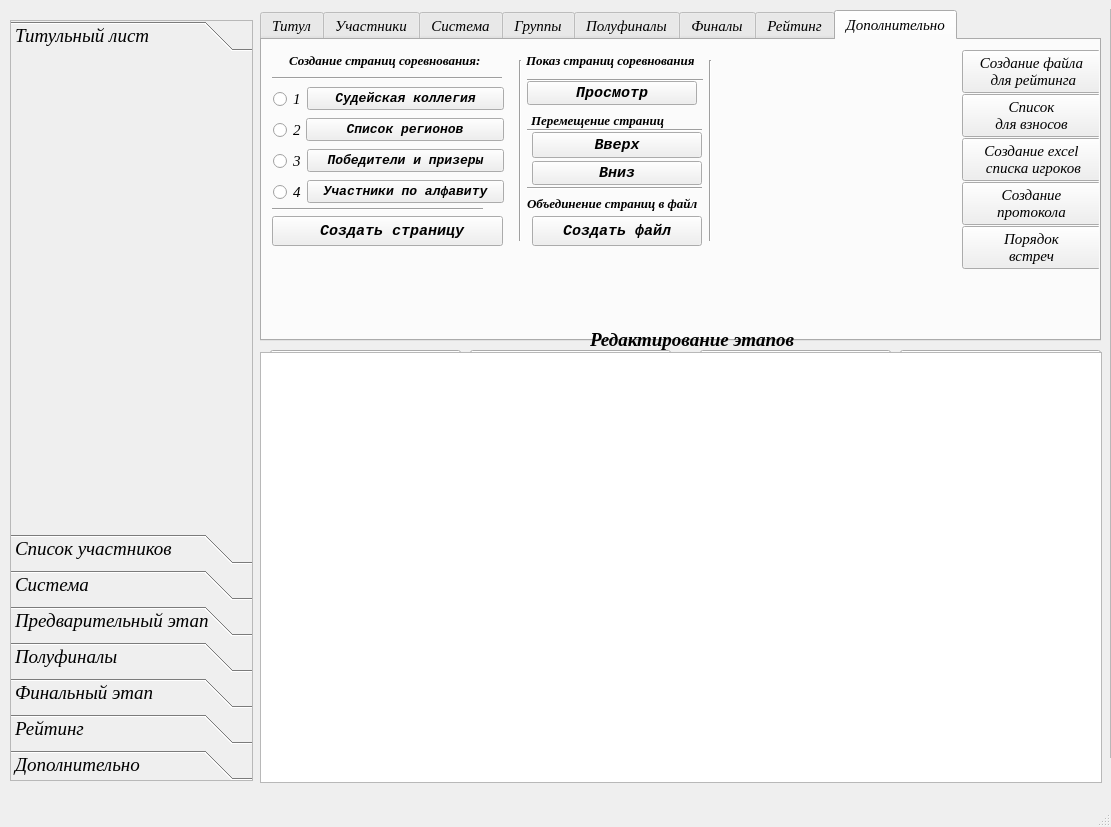
The window that UI/main_window.ui (Kaspar0810/Competitions_TT_SQL) describes before a commit, drawn with Qt 5.
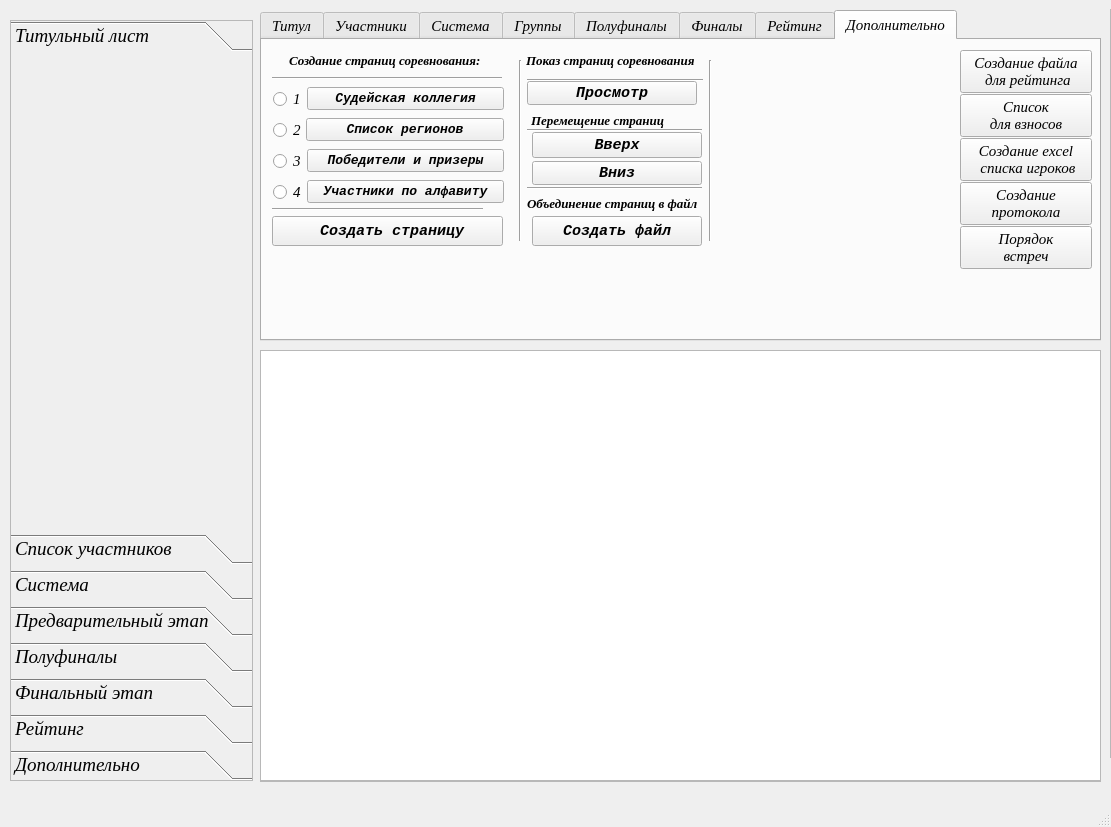
The same window after the commit. The open tabs and pages were chosen to show the change.

Commit message: правка формы

Patch:
```diff
--- a/UI/main_window.ui
+++ b/UI/main_window.ui
@@ -4387,9 +4387,9 @@
      <widget class="QWidget" name="layoutWidget">
       <property name="geometry">
        <rect>
-        <x>700</x>
+        <x>698</x>
         <y>10</y>
-        <width>139</width>
+        <width>132</width>
         <height>221</height>
        </rect>
       </property>
@@ -7354,174 +7354,177 @@
      <enum>Qt::DashDotLine</enum>
     </property>
    </widget>
-   <widget class="QComboBox" name="comboBox_first_group">
+   <widget class="QTableView" name="tableView">
     <property name="geometry">
      <rect>
-      <x>470</x>
-      <y>350</y>
-      <width>201</width>
-      <height>26</height>
+      <x>260</x>
+      <y>351</y>
+      <width>841</width>
+      <height>431</height>
      </rect>
     </property>
-    <property name="font">
-     <font>
-      <family>Times New Roman</family>
-      <pointsize>12</pointsize>
-      <italic>true</italic>
-     </font>
-    </property>
    </widget>
-   <widget class="QListWidget" name="listWidget_first_group">
+   <widget class="QWidget" name="widget" native="true">
     <property name="geometry">
      <rect>
-      <x>270</x>
-      <y>379</y>
-      <width>400</width>
-      <height>231</height>
-     </rect>
-    </property>
-    <property name="font">
-     <font>
-      <family>Times New Roman</family>
-      <pointsize>11</pointsize>
-     </font>
-    </property>
-   </widget>
-   <widget class="QListWidget" name="listWidget_second_group">
-    <property name="geometry">
-     <rect>
-      <x>700</x>
-      <y>379</y>
-      <width>400</width>
-      <height>231</height>
-     </rect>
-    </property>
-    <property name="font">
-     <font>
-      <family>Times New Roman</family>
-      <pointsize>11</pointsize>
-     </font>
-    </property>
-   </widget>
-   <widget class="QComboBox" name="comboBox_second_group">
-    <property name="geometry">
-     <rect>
-      <x>900</x>
+      <x>260</x>
       <y>350</y>
-      <width>201</width>
-      <height>26</height>
+      <width>841</width>
+      <height>401</height>
      </rect>
     </property>
-    <property name="font">
-     <font>
-      <family>Times New Roman</family>
-      <pointsize>12</pointsize>
-      <italic>true</italic>
-     </font>
-    </property>
-   </widget>
-   <widget class="QComboBox" name="comboBox_edit_etap1">
-    <property name="geometry">
-     <rect>
-      <x>270</x>
-      <y>350</y>
-      <width>191</width>
-      <height>26</height>
-     </rect>
-    </property>
-    <property name="sizePolicy">
-     <sizepolicy hsizetype="Preferred" vsizetype="Fixed">
-      <horstretch>0</horstretch>
-      <verstretch>0</verstretch>
-     </sizepolicy>
-    </property>
-    <property name="font">
-     <font>
-      <family>Times New Roman</family>
-      <pointsize>12</pointsize>
-      <weight>75</weight>
-      <italic>true</italic>
-      <bold>true</bold>
-     </font>
-    </property>
-   </widget>
-   <widget class="QComboBox" name="comboBox_edit_etap2">
-    <property name="geometry">
-     <rect>
-      <x>700</x>
-      <y>350</y>
-      <width>191</width>
-      <height>26</height>
-     </rect>
-    </property>
-    <property name="font">
-     <font>
-      <family>Times New Roman</family>
-      <pointsize>12</pointsize>
-      <weight>75</weight>
-      <italic>true</italic>
-      <bold>true</bold>
-     </font>
-    </property>
-   </widget>
-   <widget class="QLabel" name="label_57">
-    <property name="geometry">
-     <rect>
-      <x>590</x>
-      <y>330</y>
-      <width>231</width>
-      <height>20</height>
-     </rect>
-    </property>
-    <property name="font">
-     <font>
-      <family>Times New Roman</family>
-      <pointsize>14</pointsize>
-      <weight>75</weight>
-      <italic>true</italic>
-      <bold>true</bold>
-     </font>
-    </property>
-    <property name="text">
-     <string>Редактирование этапов</string>
-    </property>
-   </widget>
-   <widget class="QWidget" name="layoutWidget">
-    <property name="geometry">
-     <rect>
-      <x>271</x>
-      <y>620</y>
-      <width>831</width>
-      <height>91</height>
-     </rect>
-    </property>
-    <layout class="QHBoxLayout" name="horizontalLayout_7">
+    <layout class="QVBoxLayout" name="verticalLayout_10">
      <property name="spacing">
-      <number>0</number>
+      <number>1</number>
      </property>
+     <property name="leftMargin">
+      <number>4</number>
+     </property>
+     <property name="topMargin">
+      <number>4</number>
+     </property>
+     <property name="rightMargin">
+      <number>4</number>
+     </property>
+     <property name="bottomMargin">
+      <number>4</number>
+     </property>
      <item>
-      <layout class="QVBoxLayout" name="verticalLayout_13">
-       <property name="spacing">
-        <number>1</number>
+      <widget class="QLabel" name="label_57">
+       <property name="font">
+        <font>
+         <family>Times New Roman</family>
+         <pointsize>14</pointsize>
+         <weight>75</weight>
+         <italic>true</italic>
+         <bold>true</bold>
+        </font>
        </property>
-       <item>
-        <widget class="QLineEdit" name="lineEdit_change_pl1">
-         <property name="sizePolicy">
-          <sizepolicy hsizetype="Expanding" vsizetype="Fixed">
-           <horstretch>0</horstretch>
-           <verstretch>0</verstretch>
-          </sizepolicy>
-         </property>
-         <property name="font">
-          <font>
-           <family>Times New Roman</family>
-           <pointsize>11</pointsize>
-           <italic>true</italic>
-          </font>
+       <property name="text">
+        <string>Редактирование этапов</string>
+       </property>
+       <property name="alignment">
+        <set>Qt::AlignCenter</set>
+       </property>
+      </widget>
+     </item>
+     <item>
+      <layout class="QGridLayout" name="gridLayout_6">
+       <property name="leftMargin">
+        <number>4</number>
+       </property>
+       <property name="rightMargin">
+        <number>4</number>
+       </property>
+       <item row="0" column="0">
+        <layout class="QGridLayout" name="gridLayout_3">
+         <item row="0" column="0">
+          <widget class="QComboBox" name="comboBox_edit_etap1">
+           <property name="sizePolicy">
+            <sizepolicy hsizetype="Preferred" vsizetype="Fixed">
+             <horstretch>0</horstretch>
+             <verstretch>0</verstretch>
+            </sizepolicy>
+           </property>
+           <property name="font">
+            <font>
+             <family>Times New Roman</family>
+             <pointsize>12</pointsize>
+             <weight>75</weight>
+             <italic>true</italic>
+             <bold>true</bold>
+            </font>
+           </property>
+          </widget>
+         </item>
+         <item row="0" column="1">
+          <widget class="QComboBox" name="comboBox_first_group">
+           <property name="font">
+            <font>
+             <family>Times New Roman</family>
+             <pointsize>12</pointsize>
+             <italic>true</italic>
+            </font>
+           </property>
+          </widget>
+         </item>
+         <item row="1" column="0" colspan="2">
+          <widget class="QListWidget" name="listWidget_first_group">
+           <property name="font">
+            <font>
+             <family>Times New Roman</family>
+             <pointsize>11</pointsize>
+            </font>
+           </property>
+          </widget>
+         </item>
+        </layout>
+       </item>
+       <item row="0" column="1">
+        <layout class="QGridLayout" name="gridLayout_4">
+         <item row="0" column="1">
+          <widget class="QComboBox" name="comboBox_second_group">
+           <property name="font">
+            <font>
+             <family>Times New Roman</family>
+             <pointsize>12</pointsize>
+             <italic>true</italic>
+            </font>
+           </property>
+          </widget>
+         </item>
+         <item row="1" column="0" colspan="2">
+          <widget class="QListWidget" name="listWidget_second_group">
+           <property name="sizePolicy">
+            <sizepolicy hsizetype="Expanding" vsizetype="Expanding">
+             <horstretch>0</horstretch>
+             <verstretch>0</verstretch>
+            </sizepolicy>
+           </property>
+           <property name="font">
+            <font>
+             <family>Times New Roman</family>
+             <pointsize>11</pointsize>
+            </font>
+           </property>
+          </widget>
+         </item>
+         <item row="0" column="0">
+          <widget class="QComboBox" name="comboBox_edit_etap2">
+           <property name="font">
+            <font>
+             <family>Times New Roman</family>
+             <pointsize>12</pointsize>
+             <weight>75</weight>
+             <italic>true</italic>
+             <bold>true</bold>
+            </font>
+           </property>
+          </widget>
+         </item>
+        </layout>
+       </item>
+      </layout>
+     </item>
+     <item>
+      <layout class="QGridLayout" name="gridLayout">
+       <property name="leftMargin">
+        <number>0</number>
+       </property>
+       <property name="horizontalSpacing">
+        <number>10</number>
+       </property>
+       <property name="verticalSpacing">
+        <number>0</number>
+       </property>
+       <item row="1" column="1" rowspan="2">
+        <widget class="QPushButton" name="Button_change_player">
+         <property name="text">
+          <string>&lt;     &gt;</string>
          </property>
         </widget>
        </item>
-       <item>
+       <item row="1" column="0">
         <widget class="QLineEdit" name="lineEdit_change_pl1_2">
          <property name="sizePolicy">
           <sizepolicy hsizetype="Expanding" vsizetype="Fixed">
@@ -7538,18 +7541,72 @@
          </property>
         </widget>
        </item>
-       <item>
+       <item row="2" column="2">
+        <widget class="QPushButton" name="Button_add_pl2">
+         <property name="text">
+          <string>Добавить игрока 2- ой группы</string>
+         </property>
+        </widget>
+       </item>
+       <item row="2" column="0">
         <widget class="QPushButton" name="Button_add_pl1">
          <property name="text">
           <string>Добавить игрока 1-ой группы</string>
          </property>
         </widget>
        </item>
-      </layout>
-     </item>
-     <item>
-      <layout class="QVBoxLayout" name="verticalLayout_43">
-       <item>
+       <item row="1" column="2">
+        <widget class="QLineEdit" name="lineEdit_change_pl2_2">
+         <property name="sizePolicy">
+          <sizepolicy hsizetype="Expanding" vsizetype="Fixed">
+           <horstretch>0</horstretch>
+           <verstretch>0</verstretch>
+          </sizepolicy>
+         </property>
+         <property name="font">
+          <font>
+           <family>Times New Roman</family>
+           <pointsize>11</pointsize>
+           <italic>true</italic>
+          </font>
+         </property>
+        </widget>
+       </item>
+       <item row="0" column="2">
+        <widget class="QLineEdit" name="lineEdit_change_pl2">
+         <property name="sizePolicy">
+          <sizepolicy hsizetype="Preferred" vsizetype="Fixed">
+           <horstretch>0</horstretch>
+           <verstretch>0</verstretch>
+          </sizepolicy>
+         </property>
+         <property name="font">
+          <font>
+           <family>Times New Roman</family>
+           <pointsize>11</pointsize>
+           <italic>true</italic>
+          </font>
+         </property>
+        </widget>
+       </item>
+       <item row="0" column="0">
+        <widget class="QLineEdit" name="lineEdit_change_pl1">
+         <property name="sizePolicy">
+          <sizepolicy hsizetype="Expanding" vsizetype="Fixed">
+           <horstretch>0</horstretch>
+           <verstretch>0</verstretch>
+          </sizepolicy>
+         </property>
+         <property name="font">
+          <font>
+           <family>Times New Roman</family>
+           <pointsize>11</pointsize>
+           <italic>true</italic>
+          </font>
+         </property>
+        </widget>
+       </item>
+       <item row="0" column="1">
         <widget class="QLabel" name="label_59">
          <property name="font">
           <font>
@@ -7565,82 +7622,16 @@
          </property>
         </widget>
        </item>
-       <item>
-        <widget class="QPushButton" name="Button_change_player">
-         <property name="text">
-          <string>&lt;     &gt;</string>
-         </property>
-        </widget>
-       </item>
-       <item>
-        <spacer name="verticalSpacer">
-         <property name="orientation">
-          <enum>Qt::Vertical</enum>
-         </property>
-         <property name="sizeHint" stdset="0">
-          <size>
-           <width>20</width>
-           <height>40</height>
-          </size>
-         </property>
-        </spacer>
-       </item>
-      </layout>
-     </item>
-     <item>
-      <layout class="QVBoxLayout" name="verticalLayout_42">
-       <property name="spacing">
-        <number>1</number>
-       </property>
-       <item>
-        <widget class="QLineEdit" name="lineEdit_change_pl2">
-         <property name="font">
-          <font>
-           <family>Times New Roman</family>
-           <pointsize>11</pointsize>
-           <italic>true</italic>
-          </font>
-         </property>
-        </widget>
-       </item>
-       <item>
-        <widget class="QLineEdit" name="lineEdit_change_pl2_2">
-         <property name="font">
-          <font>
-           <family>Times New Roman</family>
-           <pointsize>11</pointsize>
-           <italic>true</italic>
-          </font>
-         </property>
-        </widget>
-       </item>
-       <item>
-        <widget class="QPushButton" name="Button_add_pl2">
-         <property name="text">
-          <string>Добавить игрока 2- ой группы</string>
-         </property>
-        </widget>
-       </item>
       </layout>
      </item>
     </layout>
    </widget>
-   <widget class="QTableView" name="tableView">
-    <property name="geometry">
-     <rect>
-      <x>260</x>
-      <y>747</y>
-      <width>842</width>
-      <height>31</height>
-     </rect>
-    </property>
-   </widget>
    <widget class="QTableWidget" name="tableWidget">
     <property name="geometry">
      <rect>
       <x>260</x>
-      <y>352</y>
-      <width>842</width>
+      <y>350</y>
+      <width>841</width>
       <height>431</height>
      </rect>
     </property>
```
Left out of the diff: 12 changed lines with no effect on the pictures. The commit also changes 3 other files.
